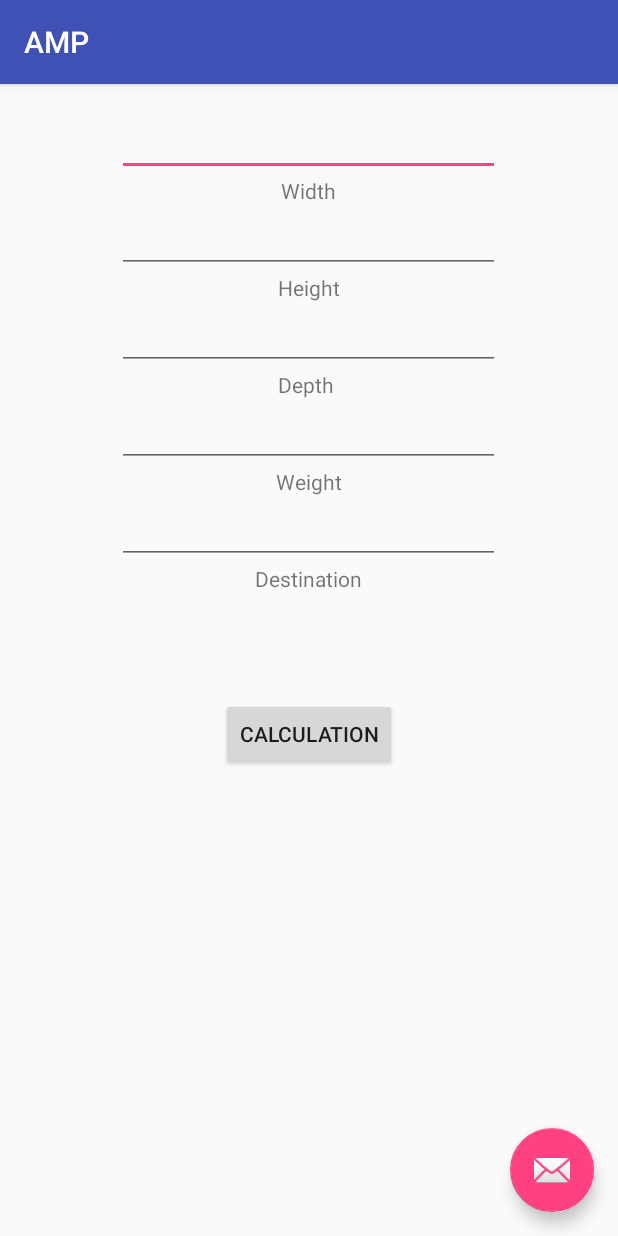
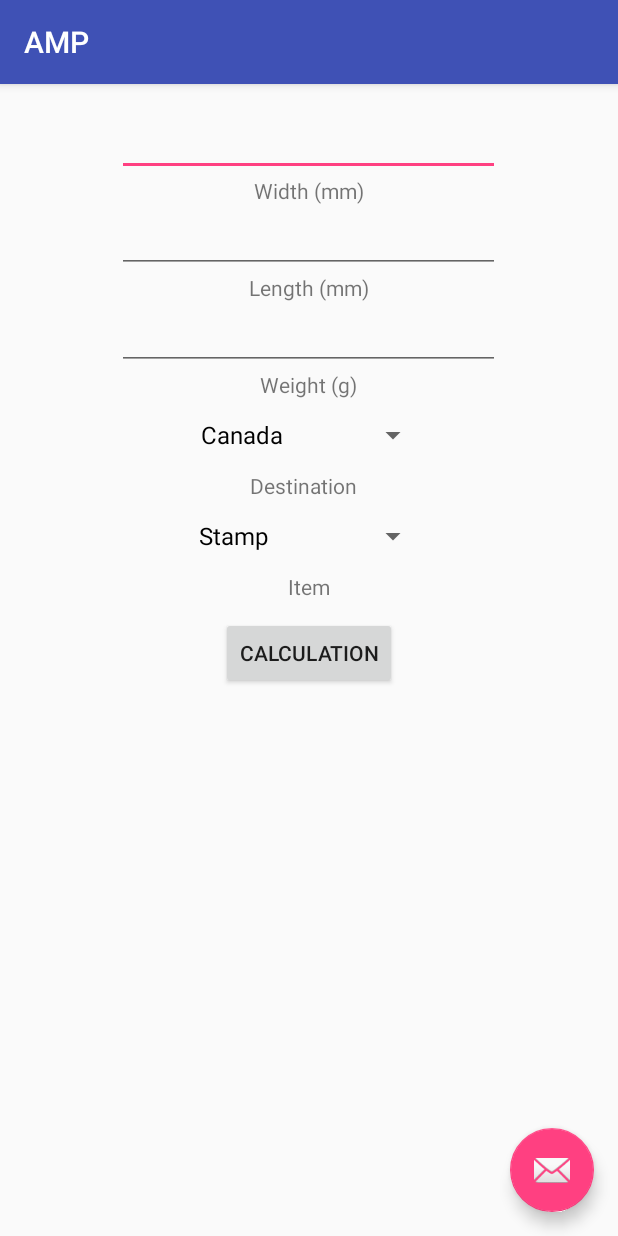
Before and after one commit to thomasraynauddelage/amp_tdd, an Android app: the screen it shows after launch (MainActivity), on a phone screen of 412 x 824 dp. Run offline under Robolectric (Android 15) with nearby library versions, the phone set to English and light mode, and no system bars.

Commit message:
Add spinners for destination and item

```diff
--- a/app/src/main/java/com/example/amp/MainActivity.java
+++ b/app/src/main/java/com/example/amp/MainActivity.java
@@ -6,20 +6,22 @@ import android.support.design.widget.Snackbar;
 import android.support.v7.app.AppCompatActivity;
 import android.support.v7.widget.Toolbar;
 import android.view.View;
-import android.view.Menu;
-import android.view.MenuItem;
+import android.widget.ArrayAdapter;
 import android.widget.Button;
 import android.widget.EditText;
-import com.example.amp.service.CalculationService;
+import android.widget.Spinner;
 
 public class MainActivity extends AppCompatActivity {
 
     EditText width_input;
-    EditText height_input;
-    EditText depth_input;
+    EditText length_input;
+    //EditText depth_input;
     EditText weight_input;
-    EditText destination_input;
+   //EditText destination_input;
+    Spinner destination_spinner;
+    Spinner item_spinner;
     Button calculation;
+
 
     @Override
     protected void onCreate(Bundle savedInstanceState) {
@@ -27,12 +29,19 @@ public class MainActivity extends AppCompatActivity {
         setContentView(R.layout.activity_main);
 
         width_input = (EditText)findViewById(R.id.width_input);
-        height_input = (EditText)findViewById(R.id.height_input);
-        depth_input = (EditText)findViewById(R.id.depth_input);
+        length_input = (EditText)findViewById(R.id.length_input);
+        //depth_input = (EditText)findViewById(R.id.depth_input);
         weight_input= (EditText)findViewById(R.id.width_input);
-        destination_input = (EditText)findViewById(R.id.destination_input);
+        //destination_input = (EditText)findViewById(R.id.destination_input);
         calculation = (Button)findViewById(R.id.calculation);
-
+        destination_spinner = (Spinner)findViewById(R.id.destination_spinner);
+        String[] destinations = new String[]{"Canada", "United States", "International"};
+        ArrayAdapter<String> adapter = new ArrayAdapter<String>(this, android.R.layout.simple_spinner_dropdown_item, destinations);
+        destination_spinner.setAdapter(adapter);
+        item_spinner = (Spinner)findViewById(R.id.item_spinner);
+        String[] items = new String[]{"Stamp", "Meter", "Postal Indicia"};
+        ArrayAdapter<String> adapter2 = new ArrayAdapter<String>(this, android.R.layout.simple_spinner_dropdown_item, items);
+        item_spinner.setAdapter(adapter2);
 
         width_input.setOnFocusChangeListener(new View.OnFocusChangeListener() {
             @Override
@@ -41,19 +50,19 @@ public class MainActivity extends AppCompatActivity {
             }
         });
 
-        height_input.setOnFocusChangeListener(new View.OnFocusChangeListener() {
+        length_input.setOnFocusChangeListener(new View.OnFocusChangeListener() {
             @Override
             public void onFocusChange(View v, boolean hasFocus) {
 
             }
         });
 
-        depth_input.setOnFocusChangeListener(new View.OnFocusChangeListener() {
+        /*depth_input.setOnFocusChangeListener(new View.OnFocusChangeListener() {
             @Override
             public void onFocusChange(View v, boolean hasFocus) {
 
             }
-        });
+        });*/
 
         weight_input.setOnFocusChangeListener(new View.OnFocusChangeListener() {
             @Override
@@ -62,12 +71,12 @@ public class MainActivity extends AppCompatActivity {
             }
         });
 
-        destination_input.setOnFocusChangeListener(new View.OnFocusChangeListener() {
+        /*destination_input.setOnFocusChangeListener(new View.OnFocusChangeListener() {
             @Override
             public void onFocusChange(View v, boolean hasFocus) {
 
             }
-        });
+        });*/
 
         calculation.setOnClickListener(new View.OnClickListener() {
             public void onClick(View v) {
--- a/app/src/main/java/com/example/amp/service/CalculationService.java
+++ b/app/src/main/java/com/example/amp/service/CalculationService.java
@@ -4,7 +4,7 @@ package com.example.amp.service;
  * Created by txrdelage on 17/02/16.
  */
 public class CalculationService {
-    public static double getPrice(double width, double length, double weight, String destination){
+    public static double getPrice(double width, double length, double weight, String destination, String type){
         if(width < 90 || width > 270){
             throw new IllegalArgumentException("Width must be between 90mm and 270mm");
         }
--- a/app/src/main/res/layout/content_main.xml
+++ b/app/src/main/res/layout/content_main.xml
@@ -14,33 +14,24 @@
 
     <TextView
         android:id="@+id/width"
-        android:text="Width"
+        android:text="Width (mm)"
         android:layout_width="wrap_content"
         android:layout_height="wrap_content"
         android:layout_below="@+id/width_input"
         android:layout_centerHorizontal="true"
         android:onClick="ClickButton" />
     <TextView
-        android:id="@+id/height"
-        android:text="Height"
+        android:id="@+id/length"
+        android:text="Length (mm)"
         android:layout_width="wrap_content"
         android:layout_height="wrap_content"
-        android:layout_below="@+id/height_input"
+        android:layout_below="@+id/length_input"
         android:layout_centerHorizontal="true"
-        android:onClick="ClickButton" />
-    <TextView
-        android:id="@+id/depth"
-        android:text="Depth"
-        android:layout_width="wrap_content"
-        android:layout_height="wrap_content"
-        android:layout_below="@+id/depth_input"
-        android:layout_alignLeft="@+id/height"
-        android:layout_alignStart="@+id/height"
         android:onClick="ClickButton" />
 
     <TextView
         android:id="@+id/weight"
-        android:text="Weight"
+        android:text="Weight (g)"
         android:layout_width="wrap_content"
         android:layout_height="wrap_content"
         android:layout_below="@+id/weight_input"
@@ -51,17 +42,18 @@
         android:text="Destination"
         android:layout_width="wrap_content"
         android:layout_height="wrap_content"
-        android:layout_below="@+id/destination_input"
-        android:layout_centerHorizontal="true"
-        android:onClick="ClickButton" />
+        android:onClick="ClickButton"
+        android:layout_below="@+id/destination_spinner"
+        android:layout_alignRight="@+id/weight"
+        android:layout_alignEnd="@+id/weight" />
     <Button
         android:id="@+id/calculation"
         android:text="Calculation"
         android:layout_width="wrap_content"
         android:layout_height="wrap_content"
-        android:layout_below="@+id/destination"
-        android:layout_centerHorizontal="true"
-        android:layout_marginTop="70dp" />
+        android:layout_marginTop="30dp"
+        android:layout_below="@+id/item_spinner"
+        android:layout_centerHorizontal="true" />
 
     <EditText
         android:layout_width="wrap_content"
@@ -74,7 +66,7 @@
     <EditText
         android:layout_width="wrap_content"
         android:layout_height="wrap_content"
-        android:id="@+id/height_input"
+        android:id="@+id/length_input"
         android:layout_below="@+id/width"
         android:layout_centerHorizontal="true"
         android:width="255dp" />
@@ -82,25 +74,38 @@
     <EditText
         android:layout_width="wrap_content"
         android:layout_height="wrap_content"
-        android:id="@+id/depth_input"
-        android:layout_below="@+id/height"
+        android:id="@+id/weight_input"
         android:layout_centerHorizontal="true"
-        android:width="255dp" />
+        android:width="255dp"
+        android:layout_below="@+id/length" />
 
-    <EditText
+    <Spinner
         android:layout_width="wrap_content"
         android:layout_height="wrap_content"
-        android:id="@+id/weight_input"
-        android:layout_below="@+id/depth"
+        android:id="@+id/destination_spinner"
+        android:gravity="center_horizontal"
+        android:layout_below="@+id/weight"
         android:layout_centerHorizontal="true"
-        android:width="255dp" />
+        android:spinnerMode="dropdown" />
 
-    <EditText
+    <Spinner
         android:layout_width="wrap_content"
         android:layout_height="wrap_content"
-        android:id="@+id/destination_input"
-        android:layout_below="@+id/weight"
-        android:layout_centerHorizontal="true"
-        android:width="255dp" />
+        android:id="@+id/item_spinner"
+        android:layout_below="@+id/destination"
+        android:gravity="center_horizontal"
+        android:spinnerMode="dropdown"
+        android:layout_alignRight="@+id/destination_spinner"
+        android:layout_alignEnd="@+id/destination_spinner" />
+
+    <TextView
+        android:layout_width="wrap_content"
+        android:layout_height="wrap_content"
+        android:textAppearance="?android:attr/textAppearanceSmall"
+        android:text="Item"
+        android:id="@+id/item"
+        android:gravity="center_horizontal"
+        android:layout_below="@+id/item_spinner"
+        android:layout_centerHorizontal="true" />
 
 </RelativeLayout>
```
Also changed, not shown: 1 other file.
